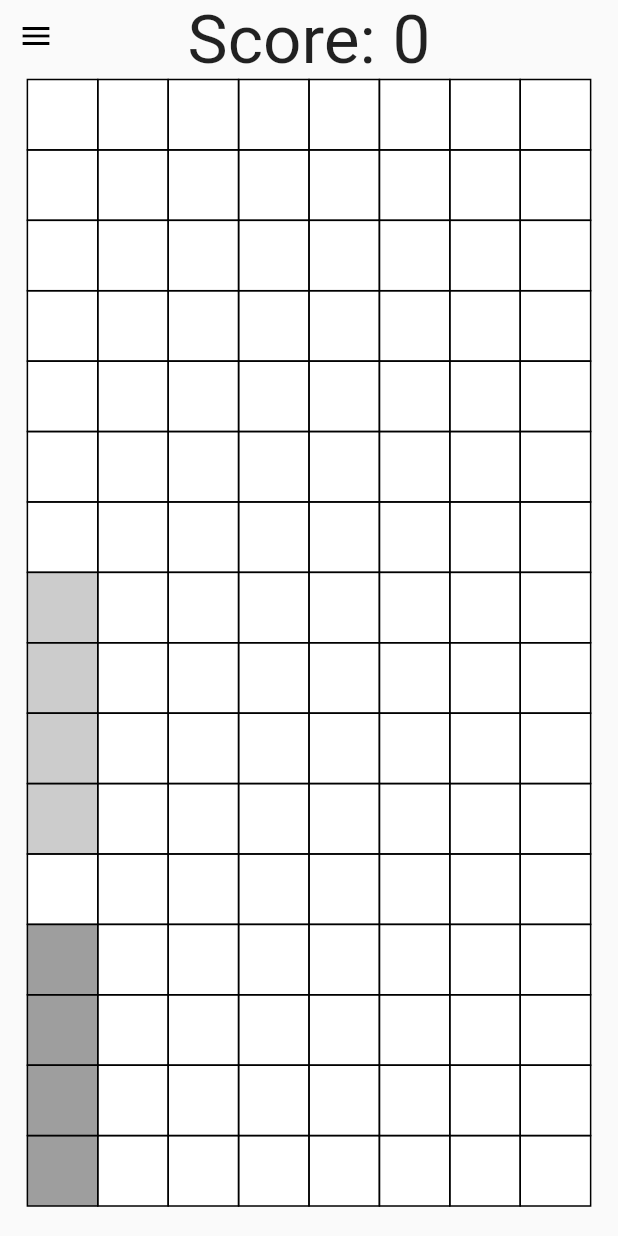
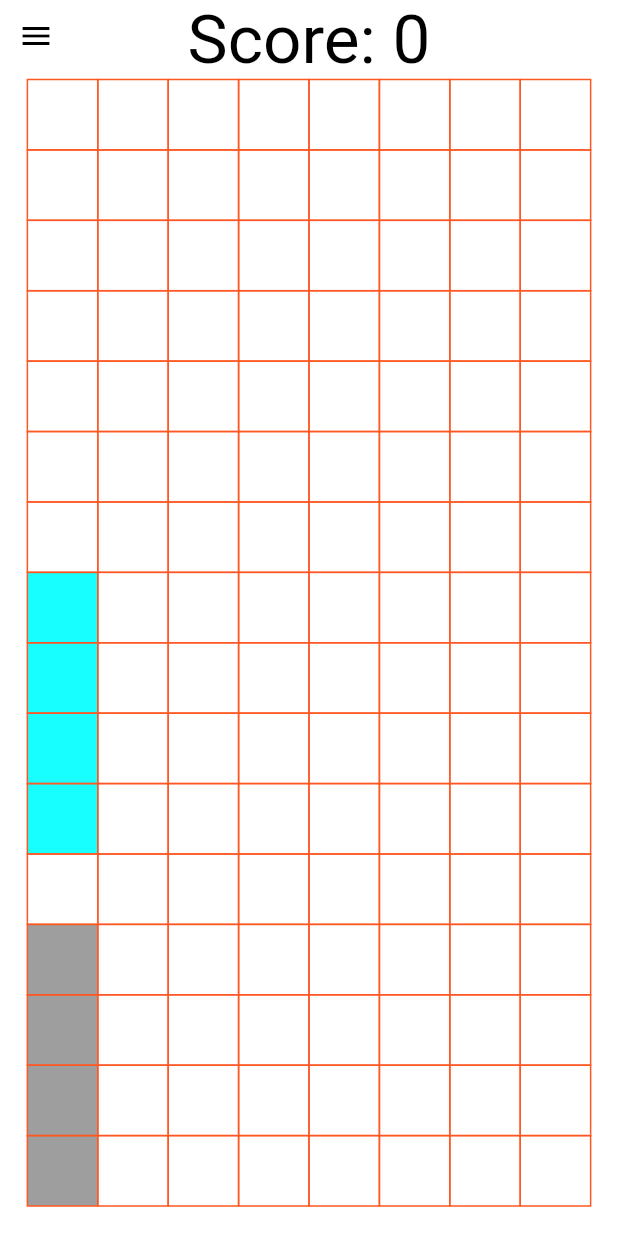
Before and after one commit to alexsullivan114/Fetris, a Flutter app: the screen it shows after launch, on a phone screen of 412 x 824 dp. Run offline on Flutter 3.47's test engine with Material 2 defaults, Android fonts, the phone set to English and light mode, and no system bars; our stand-ins replace rxdart.

Commit message:
Make themes global

```diff
--- a/fetris/lib/Drawer.dart
+++ b/fetris/lib/Drawer.dart
@@ -20,7 +20,7 @@ class DrawerContents extends StatelessWidget {
       return InkWell(
         child: ThemeListItem(pair.first, pair.second),
         onTap: () {
-          selectedTheme.add(pair.first);
+          selectedThemeSubject.add(pair.first);
           Navigator.pop(context);
         },
       );
@@ -111,12 +111,18 @@ class ThemeListItem extends StatelessWidget {
 class DrawerButton extends StatelessWidget {
   @override
   Widget build(BuildContext context) {
-    return IconButton(
-      onPressed: () {
-        Scaffold.of(context).openDrawer();
-      },
-      icon: Icon(Icons.menu),
-      color: Colors.black,
+    return StreamBuilder<FetrisColorTheme>(
+      stream: selectedTheme,
+      initialData: selectedThemeSubject.value,
+      builder: (context, snapshot) {
+        return IconButton(
+          onPressed: () {
+            Scaffold.of(context).openDrawer();
+          },
+          icon: Icon(Icons.menu),
+          color: snapshot.data.accentColor,
+        );
+      }
     );
   }
 }
--- a/fetris/lib/FetrisColorTheme.dart
+++ b/fetris/lib/FetrisColorTheme.dart
@@ -9,6 +9,9 @@ class FetrisColorTheme {
   final Color s;
   final Color grid;
   final Color gridLine;
+  final Color backgroundColor;
+  final Color accentColor;
+  final bool isDark;
 
   operator [](Tetrominoe tetrominoe) {
     switch (tetrominoe) {
@@ -37,7 +40,10 @@ class FetrisColorTheme {
       this.l,
       this.s,
       this.grid,
-      this.gridLine});
+      this.gridLine,
+      this.backgroundColor,
+      this.accentColor,
+      this.isDark});
 
   factory FetrisColorTheme.halloween() {
     return FetrisColorTheme(
@@ -47,7 +53,10 @@ class FetrisColorTheme {
         l: Color(0xFFBFDA7A),
         s: Color(0xFF96C457),
         grid: Colors.black,
-        gridLine: Colors.deepPurpleAccent);
+        gridLine: Colors.deepPurpleAccent,
+        backgroundColor: Colors.black,
+        accentColor: Colors.white,
+        isDark: true);
   }
 
   factory FetrisColorTheme.grayScale() {
@@ -58,7 +67,10 @@ class FetrisColorTheme {
         l: Color(0xFF666666),
         s: Color(0xFF333333),
         grid: Colors.white,
-        gridLine: Colors.black);
+        gridLine: Colors.black,
+        backgroundColor: Colors.grey,
+        accentColor: Colors.black,
+        isDark: false);
   }
 
   factory FetrisColorTheme.material() {
@@ -69,7 +81,10 @@ class FetrisColorTheme {
         l: Colors.green,
         s: Colors.blue,
         grid: Colors.white,
-        gridLine: Colors.deepOrange);
+        gridLine: Colors.deepOrange,
+        backgroundColor: Colors.white,
+        accentColor: Colors.black,
+        isDark: false);
   }
 
   factory FetrisColorTheme.chill() {
@@ -81,6 +96,8 @@ class FetrisColorTheme {
         s: Color(0xFF41B3A3),
         grid: Colors.white,
         gridLine: Color(0xFF342582),
-    );
+        backgroundColor: Color(0xFF85DCCC),
+        accentColor: Colors.black,
+        isDark: false);
   }
 }
--- a/fetris/lib/SelectedTheme.dart
+++ b/fetris/lib/SelectedTheme.dart
@@ -1,5 +1,7 @@
 import 'dart:async';
 
 import 'package:fetris/FetrisColorTheme.dart';
+import 'package:rxdart/rxdart.dart';
 
-StreamController<FetrisColorTheme> selectedTheme = StreamController();
+BehaviorSubject<FetrisColorTheme> selectedThemeSubject = BehaviorSubject.seeded(FetrisColorTheme.material());
+Stream<FetrisColorTheme> selectedTheme = selectedThemeSubject.stream;
--- a/fetris/lib/TetrisBoard.dart
+++ b/fetris/lib/TetrisBoard.dart
@@ -19,7 +19,7 @@ class _TetrisBoardState extends State<TetrisBoard> {
   GameEngine _gameEngine;
 
   _TetrisBoardState() {
-    _gameEngine = GameEngine(FetrisColorTheme.grayScale());
+    _gameEngine = GameEngine(selectedThemeSubject.value);
   }
 
   @override
@@ -30,8 +30,10 @@ class _TetrisBoardState extends State<TetrisBoard> {
         _gameEngine = _gameEngine.tick();
       });
     });
-    selectedTheme.stream.listen((theme) {
+    selectedTheme.listen((theme) {
+      setState(() {
         _gameEngine.theme = theme;
+      });
     });
   }
 
@@ -40,14 +42,17 @@ class _TetrisBoardState extends State<TetrisBoard> {
     final List<Widget> children = [
       Stack(
         children: [
-          Column(
+          Container(
+            color: _gameEngine.theme.backgroundColor,
+            child: Column(
               crossAxisAlignment: CrossAxisAlignment.stretch,
               children: <Widget>[
                 Center(
                   child: Text("Score: ${_gameEngine.score}",
-                    style: TextStyle(fontSize: 45)),
+                      style: TextStyle(fontSize: 45, color: _gameEngine.theme.accentColor)),
                 ),
                 Expanded(
+                  child: Container(
                     child: Padding(
                       padding: const EdgeInsets.only(bottom: 20.0),
                       child: LayoutBuilder(
@@ -74,7 +79,9 @@ class _TetrisBoardState extends State<TetrisBoard> {
                       ),
                     ),
                   ),
+                ),
               ],
+            ),
           ),
           GamePad(() {
             setState(() {
--- a/fetris/lib/main.dart
+++ b/fetris/lib/main.dart
@@ -1,10 +1,26 @@
 import 'package:fetris/FetrisColorTheme.dart';
+import 'package:fetris/SelectedTheme.dart';
 import 'package:flutter/material.dart';
+import 'package:flutter/services.dart';
 
 import 'Drawer.dart';
 import 'TetrisBoard.dart';
 
-void main() => runApp(MyApp());
+void main() {
+  selectedTheme.listen((theme) {
+    print("Theme: $theme");
+    SystemChrome.setSystemUIOverlayStyle(SystemUiOverlayStyle(
+      statusBarColor: theme.backgroundColor,
+      statusBarBrightness: theme.isDark ? Brightness.light : Brightness.dark,
+      statusBarIconBrightness:
+          theme.isDark ? Brightness.light : Brightness.dark,
+      systemNavigationBarColor: theme.backgroundColor,
+      systemNavigationBarIconBrightness:
+          theme.isDark ? Brightness.light : Brightness.dark,
+    ));
+  });
+  runApp(MyApp());
+}
 
 class MyApp extends StatelessWidget {
   @override
--- a/fetris/pubspec.yaml
+++ b/fetris/pubspec.yaml
@@ -23,6 +23,7 @@ dependencies:
   # The following adds the Cupertino Icons font to your application.
   # Use with the CupertinoIcons class for iOS style icons.
   cupertino_icons: ^0.1.2
+  rxdart: ^0.23.1
 
 dev_dependencies:
   flutter_test:
```
Also changed, not shown: fetris/pubspec.lock. Lines whose indentation alone changed are shown as unchanged.
